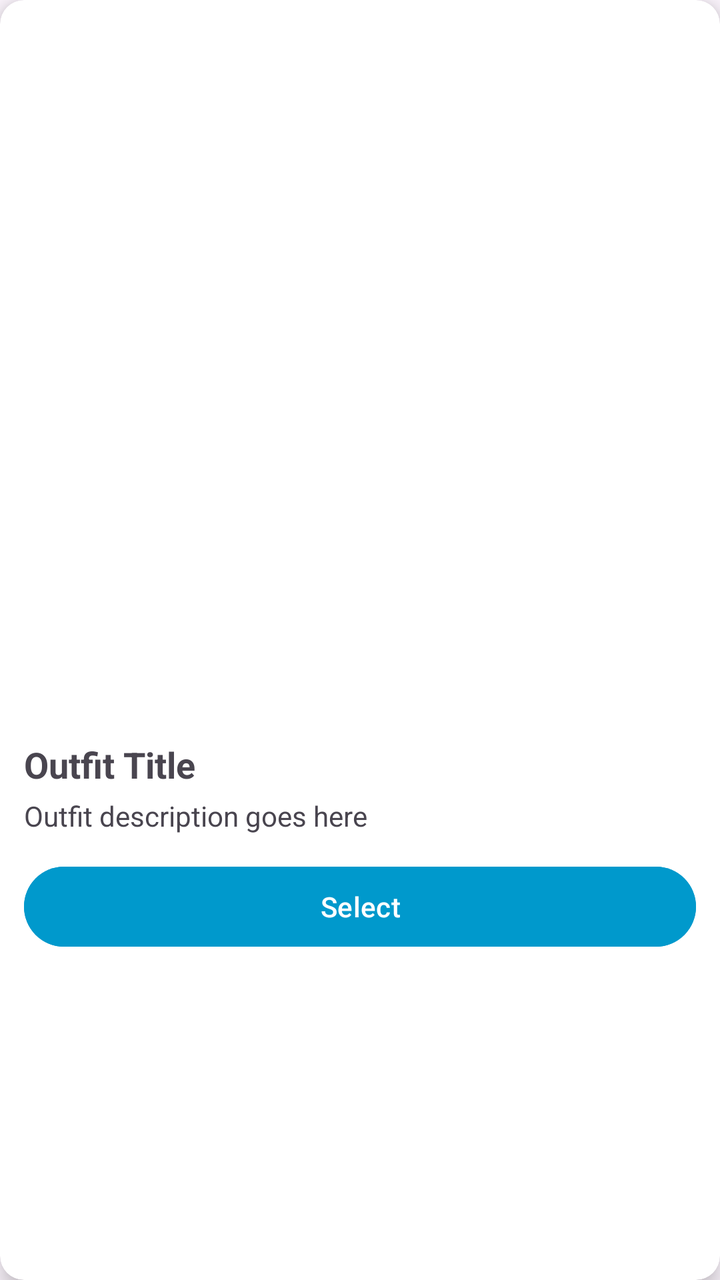
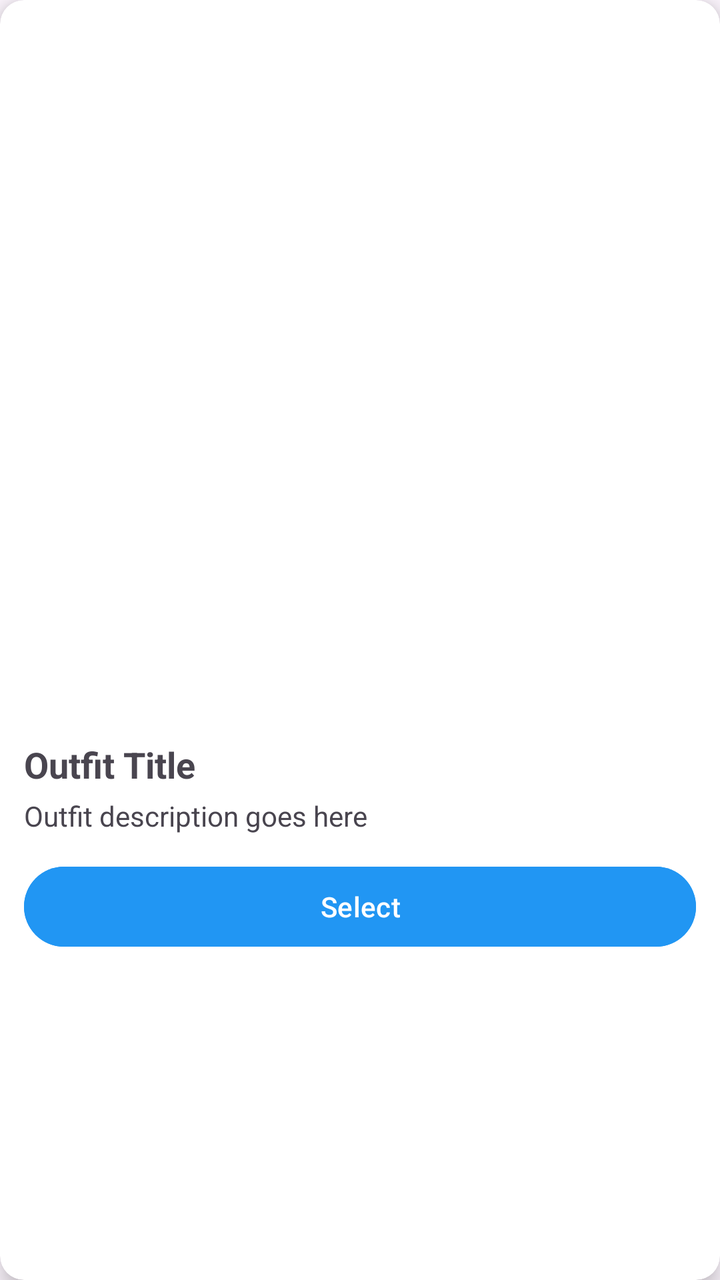

Compare the two renders of this Android layout. The source of the first and the diff that turns it into the second are given below.
<!-- AndroidManifest.xml: application theme Theme.StyleWIZ_vol2 -->
<!-- res/layout/item_suggestion_card.xml -->
<?xml version="1.0" encoding="utf-8"?>
<androidx.cardview.widget.CardView xmlns:android="http://schemas.android.com/apk/res/android"
    xmlns:card_view="http://schemas.android.com/apk/res-auto"
    android:layout_width="240dp"
    android:layout_height="wrap_content"
    card_view:cardCornerRadius="12dp"
    android:layout_marginTop="15dp"
    android:layout_marginBottom="15dp"
    card_view:cardElevation="6dp">

    <LinearLayout
        android:layout_width="match_parent"
        android:layout_height="match_parent"
        android:orientation="vertical"
        android:padding="12dp">

        <LinearLayout
            android:id="@+id/imagesContainer"
            android:layout_width="match_parent"
            android:layout_height="350dp"
            android:orientation="vertical"
            android:gravity="center">
            
        </LinearLayout>

        <TextView
            android:id="@+id/suggestionTitle"
            android:layout_width="wrap_content"
            android:layout_height="wrap_content"
            android:text="Outfit Title"
            android:textStyle="bold"
            android:textSize="18sp"
            android:layout_marginTop="8dp" />

        <TextView
            android:id="@+id/suggestionDescription"
            android:layout_width="wrap_content"
            android:layout_height="wrap_content"
            android:text="Outfit description goes here"
            android:textSize="14sp"
            android:layout_marginTop="4dp" />

        <Button
            android:id="@+id/selectButton"
            android:layout_width="match_parent"
            android:layout_height="wrap_content"
            android:layout_marginTop="12dp"
            android:layout_marginBottom="4dp"
            android:text="Select"
            android:textColor="@android:color/white"
            android:backgroundTint="@android:color/holo_blue_dark" />




    </LinearLayout>

</androidx.cardview.widget.CardView>
<!-- resources referenced by this layout -->
<resources>
  <style name="Theme.StyleWIZ_vol2" parent="Base.Theme.StyleWIZ_vol2" />
  <style name="Base.Theme.StyleWIZ_vol2" parent="Theme.Material3.DayNight.NoActionBar">
          
          
      </style>
</resources>

<!-- the commit's change to res/layout/item_suggestion_card.xml (unified diff, before → after) -->
@@ -48,7 +48,7 @@
             android:layout_marginBottom="4dp"
             android:text="Select"
             android:textColor="@android:color/white"
-            android:backgroundTint="@android:color/holo_blue_dark" />
+            android:backgroundTint="@color/blue"/>
 
 
 
<!-- resource entries referenced after the edit -->
@@ -1,5 +1,6 @@
 <!-- resources referenced by this layout -->
 <resources>
+  <color name="blue">#2196F3</color>
   <style name="Theme.StyleWIZ_vol2" parent="Base.Theme.StyleWIZ_vol2" />
   <style name="Base.Theme.StyleWIZ_vol2" parent="Theme.Material3.DayNight.NoActionBar">
           
